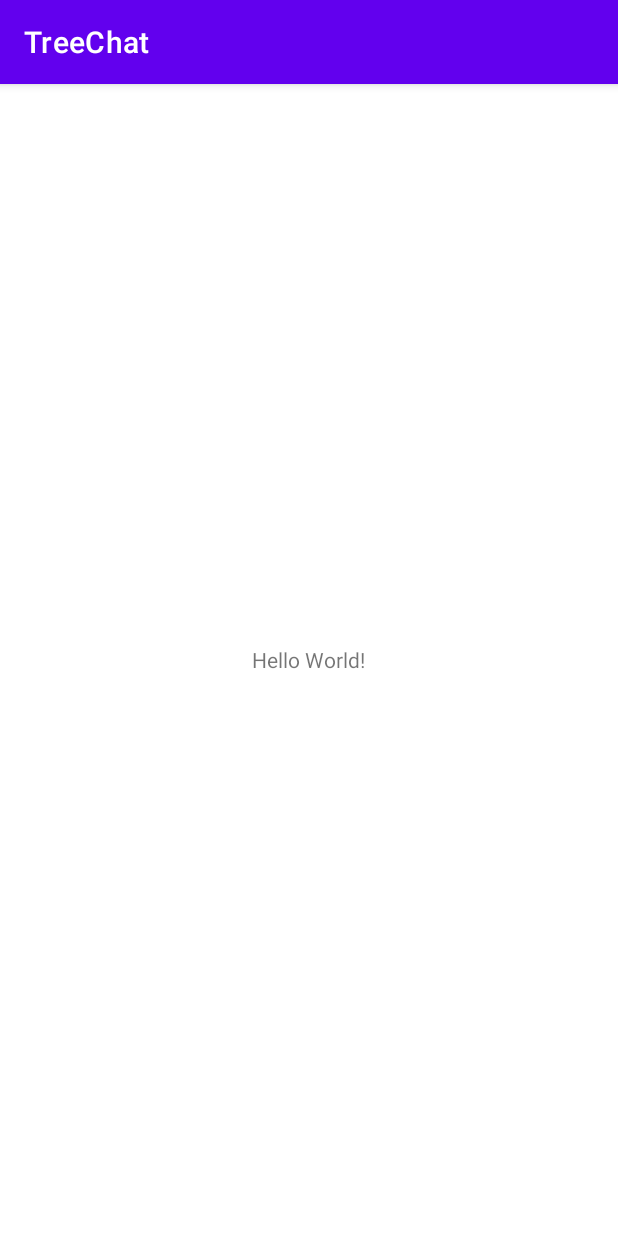
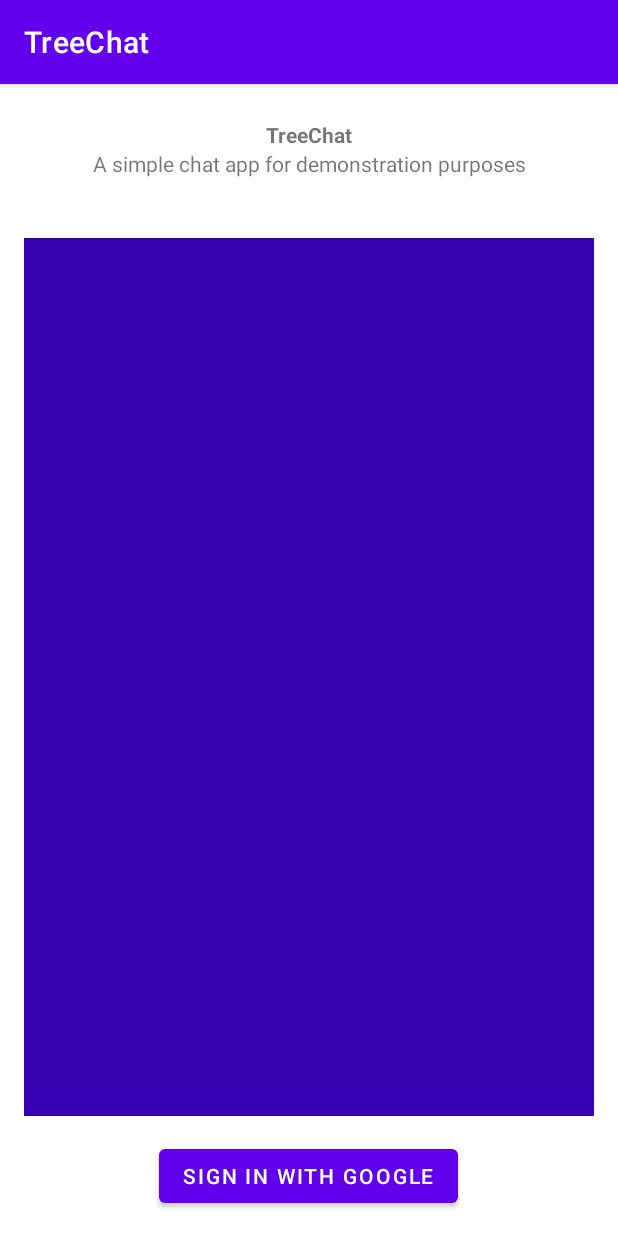
Before and after one commit to SuyashD95/TreeChat, an Android app: the screen it shows after launch (MainActivity), on a phone screen of 412 x 824 dp. Run offline under Robolectric (Android 15) with nearby library versions, the phone set to English and light mode, and no system bars.

Commit message:
Modify layout XML resource used to render the welcome screen of the app
I have decided to use the traditional approach of designing the layout using LinearLayout instead of using ConstraintLayout due to my familiarity with the conventional approach as well as its simplicity.

```diff
--- a/Project/app/src/main/res/layout/activity_main.xml
+++ b/Project/app/src/main/res/layout/activity_main.xml
@@ -1,15 +1,46 @@
 <?xml version="1.0" encoding="utf-8"?>
-<RelativeLayout
+<LinearLayout
     xmlns:android="http://schemas.android.com/apk/res/android"
     xmlns:tools="http://schemas.android.com/tools"
     android:layout_width="match_parent"
     android:layout_height="match_parent"
+    android:orientation="vertical"
     tools:context=".MainActivity">
 
-    <TextView
+    <LinearLayout
+        android:layout_width="match_parent"
+        android:layout_height="wrap_content"
+        android:layout_margin="24dp"
+        android:orientation="vertical">
+
+        <TextView
+            android:layout_width="match_parent"
+            android:layout_height="wrap_content"
+            android:gravity="center_horizontal"
+            android:text="@string/app_name"
+            android:textStyle="bold"/>
+
+        <TextView
+            android:layout_width="match_parent"
+            android:layout_height="wrap_content"
+            android:text="@string/welcome_text"
+            android:textAlignment="center" />
+    </LinearLayout>
+
+    <ImageView
+        android:layout_width="match_parent"
+        android:layout_height="0dp"
+        android:layout_weight="6"
+        android:layout_gravity="center"
+        android:layout_margin="16dp"
+        android:background="@color/purple_700"
+        android:contentDescription="@string/welcome_image_description" />
+
+    <Button
+        android:id="@+id/google_login_btn"
         android:layout_width="wrap_content"
-        android:layout_height="wrap_content"
-        android:text="Hello World!"
-        android:layout_centerInParent="true" />
-
-</RelativeLayout>
+        android:layout_height="48dp"
+        android:layout_gravity="center_horizontal"
+        android:layout_marginBottom="16dp"
+        android:text="@string/login_google" />
+</LinearLayout>
```
